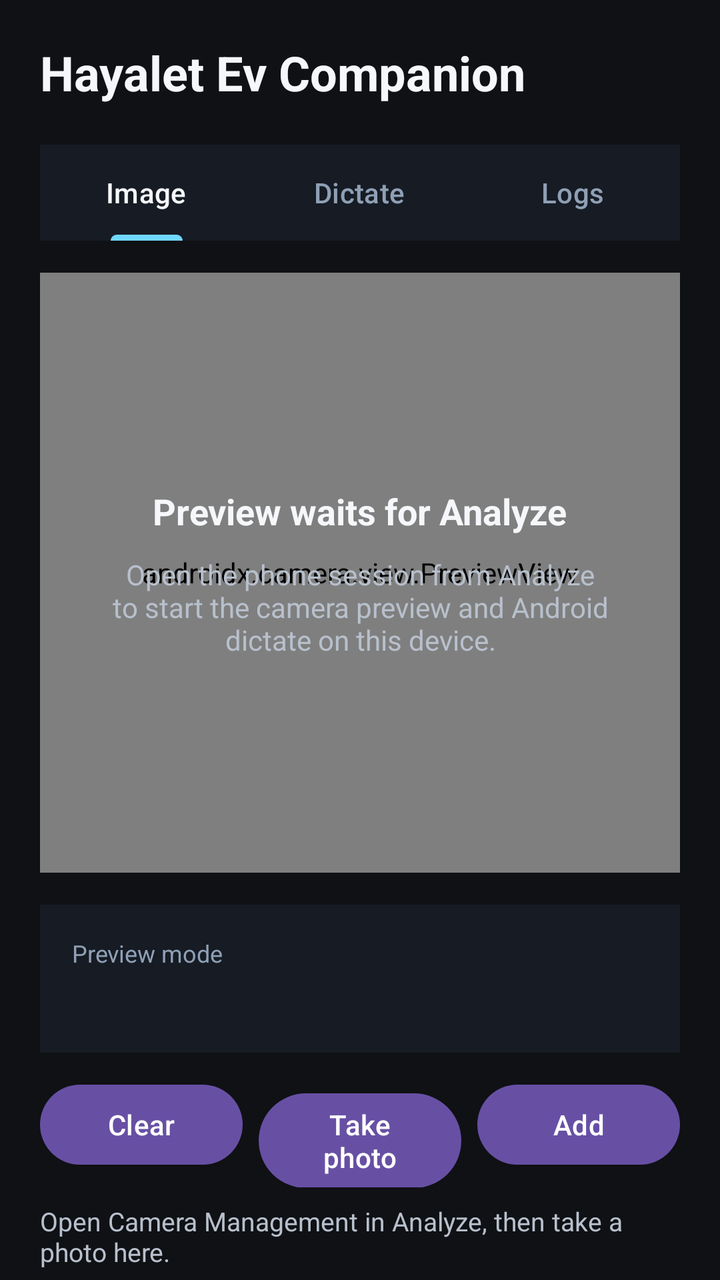
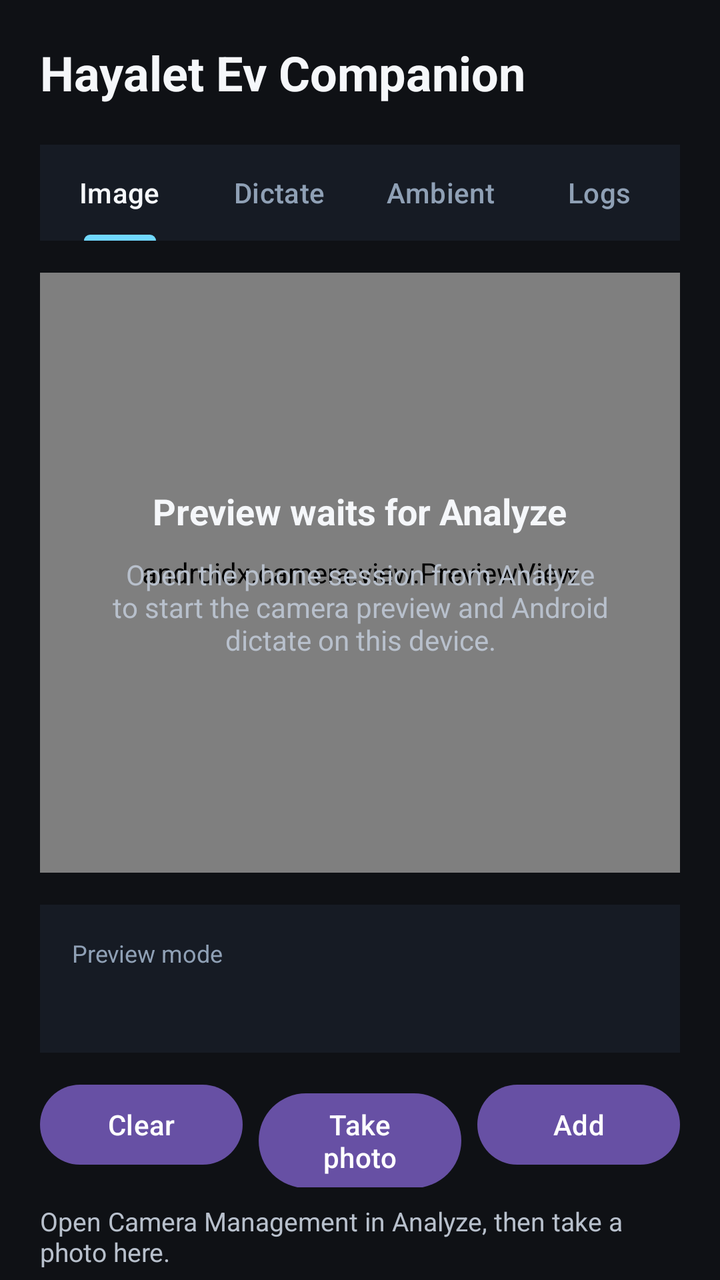

Compare the two renders of this Android layout. The source of the first and the diff that turns it into the second are given below.
<!-- AndroidManifest.xml: application theme Theme.HayaletEvCompanion -->
<!-- res/layout/activity_main.xml -->
<?xml version="1.0" encoding="utf-8"?>
<androidx.core.widget.NestedScrollView xmlns:android="http://schemas.android.com/apk/res/android"
    xmlns:app="http://schemas.android.com/apk/res-auto"
    android:layout_width="match_parent"
    android:layout_height="match_parent"
    android:background="#0F1115"
    android:fillViewport="true">

    <LinearLayout
        android:layout_width="match_parent"
        android:layout_height="wrap_content"
        android:orientation="vertical"
        android:padding="20dp">

        <TextView
            android:id="@+id/titleText"
            android:layout_width="match_parent"
            android:layout_height="wrap_content"
            android:text="@string/app_name"
            android:textColor="#F5F7FA"
            android:textSize="24sp"
            android:textStyle="bold" />

        <TextView
            android:id="@+id/subtitleText"
            android:layout_width="match_parent"
            android:layout_height="wrap_content"
            android:layout_marginTop="8dp"
            android:text="@string/companion_subtitle"
            android:textColor="#B8C0CC"
            android:textSize="14sp"
            android:visibility="gone" />

        <LinearLayout
            android:id="@+id/statusPanel"
            android:layout_width="match_parent"
            android:layout_height="wrap_content"
            android:layout_marginTop="20dp"
            android:background="#161B24"
            android:orientation="vertical"
            android:padding="16dp"
            android:visibility="gone">

            <TextView
                android:id="@+id/statusLabel"
                android:layout_width="wrap_content"
                android:layout_height="wrap_content"
                android:text="@string/status_label"
                android:textColor="#8FA0B5"
                android:textSize="12sp" />

            <TextView
                android:id="@+id/statusValue"
                android:layout_width="wrap_content"
                android:layout_height="wrap_content"
                android:layout_marginTop="4dp"
                android:textColor="#F5F7FA"
                android:textSize="16sp"
                android:textStyle="bold" />

            <TextView
                android:id="@+id/targetLabel"
                android:layout_width="wrap_content"
                android:layout_height="wrap_content"
                android:layout_marginTop="14dp"
                android:text="@string/target_label"
                android:textColor="#8FA0B5"
                android:textSize="12sp" />

            <TextView
                android:id="@+id/targetValue"
                android:layout_width="wrap_content"
                android:layout_height="wrap_content"
                android:layout_marginTop="4dp"
                android:textColor="#F5F7FA"
                android:textSize="16sp"
                android:textStyle="bold" />

            <TextView
                android:id="@+id/permissionsLabel"
                android:layout_width="wrap_content"
                android:layout_height="wrap_content"
                android:layout_marginTop="14dp"
                android:text="@string/permissions_label"
                android:textColor="#8FA0B5"
                android:textSize="12sp" />

            <TextView
                android:id="@+id/permissionsValue"
                android:layout_width="wrap_content"
                android:layout_height="wrap_content"
                android:layout_marginTop="4dp"
                android:textColor="#F5F7FA"
                android:textSize="16sp"
                android:textStyle="bold" />
        </LinearLayout>

        <com.google.android.material.tabs.TabLayout
            android:id="@+id/companionTabs"
            android:layout_width="match_parent"
            android:layout_height="wrap_content"
            android:layout_marginTop="20dp"
            android:background="#161B24"
            app:tabIndicatorColor="#70D8FF"
            app:tabMode="fixed"
            app:tabRippleColor="#26364A"
            app:tabSelectedTextColor="#F5F7FA"
            app:tabTextColor="#8FA0B5">

            <com.google.android.material.tabs.TabItem
                android:layout_width="wrap_content"
                android:layout_height="wrap_content"
                android:text="@string/tab_image" />

            <com.google.android.material.tabs.TabItem
                android:layout_width="wrap_content"
                android:layout_height="wrap_content"
                android:text="@string/tab_dictate" />

            <com.google.android.material.tabs.TabItem
                android:layout_width="wrap_content"
                android:layout_height="wrap_content"
                android:text="@string/tab_logs" />
        </com.google.android.material.tabs.TabLayout>

        <LinearLayout
            android:id="@+id/imageTabPanel"
            android:layout_width="match_parent"
            android:layout_height="wrap_content"
            android:layout_marginTop="16dp"
            android:orientation="vertical">

            <FrameLayout
                android:layout_width="match_parent"
                android:layout_height="300dp"
                android:background="#1A1F29">

                <androidx.camera.view.PreviewView
                    android:id="@+id/cameraPreview"
                    android:layout_width="match_parent"
                    android:layout_height="match_parent"
                    android:background="#1A1F29" />

                <LinearLayout
                    android:id="@+id/previewPlaceholder"
                    android:layout_width="match_parent"
                    android:layout_height="match_parent"
                    android:gravity="center"
                    android:orientation="vertical"
                    android:padding="24dp">

                    <TextView
                        android:layout_width="wrap_content"
                        android:layout_height="wrap_content"
                        android:text="@string/preview_waiting_title"
                        android:textColor="#F5F7FA"
                        android:textSize="18sp"
                        android:textStyle="bold" />

                    <TextView
                        android:layout_width="wrap_content"
                        android:layout_height="wrap_content"
                        android:layout_marginTop="10dp"
                        android:gravity="center"
                        android:text="@string/preview_waiting_body"
                        android:textColor="#B8C0CC"
                        android:textSize="14sp" />
                </LinearLayout>
            </FrameLayout>

            <LinearLayout
                android:id="@+id/imageStatusPanel"
                android:layout_width="match_parent"
                android:layout_height="wrap_content"
                android:layout_marginTop="16dp"
                android:background="#161B24"
                android:orientation="vertical"
                android:padding="16dp">

                <TextView
                    android:id="@+id/previewLabel"
                    android:layout_width="wrap_content"
                    android:layout_height="wrap_content"
                    android:text="@string/preview_label"
                    android:textColor="#8FA0B5"
                    android:textSize="12sp" />

                <TextView
                    android:id="@+id/previewValue"
                    android:layout_width="wrap_content"
                    android:layout_height="wrap_content"
                    android:layout_marginTop="4dp"
                    android:textColor="#F5F7FA"
                    android:textSize="16sp"
                    android:textStyle="bold" />
            </LinearLayout>

            <LinearLayout
                android:id="@+id/imageCaptureActions"
                android:layout_width="match_parent"
                android:layout_height="wrap_content"
                android:layout_marginTop="12dp"
                android:orientation="horizontal">

                <Button
                    android:id="@+id/imageCaptureClearButton"
                    android:layout_width="0dp"
                    android:layout_height="wrap_content"
                    android:layout_weight="1"
                    android:text="@string/image_capture_clear" />

                <Button
                    android:id="@+id/imageCaptureButton"
                    android:layout_width="0dp"
                    android:layout_height="wrap_content"
                    android:layout_marginStart="8dp"
                    android:layout_weight="1"
                    android:text="@string/image_capture_take" />

                <Button
                    android:id="@+id/imageCaptureAddButton"
                    android:layout_width="0dp"
                    android:layout_height="wrap_content"
                    android:layout_marginStart="8dp"
                    android:layout_weight="1"
                    android:text="@string/image_capture_add" />
            </LinearLayout>

            <TextView
                android:id="@+id/imageCaptureFeedbackValue"
                android:layout_width="match_parent"
                android:layout_height="wrap_content"
                android:layout_marginTop="8dp"
                android:text="@string/image_capture_feedback_waiting"
                android:textColor="#B8C0CC"
                android:textSize="13sp" />
        </LinearLayout>

        <LinearLayout
            android:id="@+id/dictateTabPanel"
            android:layout_width="match_parent"
            android:layout_height="wrap_content"
            android:layout_marginTop="16dp"
            android:background="#161B24"
            android:orientation="vertical"
            android:padding="16dp"
            android:visibility="gone">

            <TextView
                android:id="@+id/dictationTitle"
                android:layout_width="match_parent"
                android:layout_height="wrap_content"
                android:text="@string/dictation_title"
                android:textColor="#F5F7FA"
                android:textSize="18sp"
                android:textStyle="bold" />

            <TextView
                android:id="@+id/dictationSubtitle"
                android:layout_width="match_parent"
                android:layout_height="wrap_content"
                android:layout_marginTop="8dp"
                android:text="@string/dictation_subtitle"
                android:textColor="#B8C0CC"
                android:textSize="14sp" />

            <TextView
                android:id="@+id/dictationStatusLabel"
                android:layout_width="wrap_content"
                android:layout_height="wrap_content"
                android:layout_marginTop="18dp"
                android:text="@string/dictation_status_label"
                android:textColor="#8FA0B5"
                android:textSize="12sp" />

            <TextView
                android:id="@+id/dictationStatusValue"
                android:layout_width="match_parent"
                android:layout_height="wrap_content"
                android:layout_marginTop="4dp"
                android:textColor="#F5F7FA"
                android:textSize="18sp"
                android:textStyle="bold" />

            <TextView
                android:id="@+id/dictationDetailLabel"
                android:layout_width="wrap_content"
                android:layout_height="wrap_content"
                android:layout_marginTop="16dp"
                android:text="@string/dictation_detail_label"
                android:textColor="#8FA0B5"
                android:textSize="12sp" />

            <TextView
                android:id="@+id/dictationDetailValue"
                android:layout_width="match_parent"
                android:layout_height="wrap_content"
                android:layout_marginTop="4dp"
                android:textColor="#F5F7FA"
                android:textSize="15sp" />

            <TextView
                android:id="@+id/dictationModelLabel"
                android:layout_width="wrap_content"
                android:layout_height="wrap_content"
                android:layout_marginTop="16dp"
                android:text="@string/dictation_model_label"
                android:textColor="#8FA0B5"
                android:textSize="12sp" />

            <TextView
                android:id="@+id/dictationModelValue"
                android:layout_width="match_parent"
                android:layout_height="wrap_content"
                android:layout_marginTop="4dp"
                android:textColor="#F5F7FA"
                android:textSize="15sp" />

            <TextView
                android:id="@+id/dictationTargetLabel"
                android:layout_width="wrap_content"
                android:layout_height="wrap_content"
                android:layout_marginTop="16dp"
                android:text="@string/target_label"
                android:textColor="#8FA0B5"
                android:textSize="12sp" />

            <TextView
                android:id="@+id/dictationTargetValue"
                android:layout_width="match_parent"
                android:layout_height="wrap_content"
                android:layout_marginTop="4dp"
                android:textColor="#F5F7FA"
                android:textSize="15sp" />

            <TextView
                android:id="@+id/manualDictationTitle"
                android:layout_width="match_parent"
                android:layout_height="wrap_content"
                android:layout_marginTop="24dp"
                android:text="@string/manual_dictation_title"
                android:textColor="#F5F7FA"
                android:textSize="16sp"
                android:textStyle="bold" />

            <TextView
                android:id="@+id/manualDictationBackendLabel"
                android:layout_width="wrap_content"
                android:layout_height="wrap_content"
                android:layout_marginTop="14dp"
                android:text="@string/manual_dictation_backend_label"
                android:textColor="#8FA0B5"
                android:textSize="12sp" />

            <TextView
                android:id="@+id/manualDictationBackendValue"
                android:layout_width="match_parent"
                android:layout_height="wrap_content"
                android:layout_marginTop="6dp"
                android:background="#222A36"
                android:padding="12dp"
                android:text="@string/manual_dictation_backend_vosk"
                android:textColor="#F5F7FA"
                android:textSize="15sp" />

            <Button
                android:id="@+id/manualDictationToggleButton"
                android:layout_width="match_parent"
                android:layout_height="wrap_content"
                android:layout_marginTop="12dp"
                android:text="@string/manual_dictation_start" />

            <TextView
                android:id="@+id/manualDictationTranscriptLabel"
                android:layout_width="wrap_content"
                android:layout_height="wrap_content"
                android:layout_marginTop="14dp"
                android:text="@string/manual_dictation_transcript_label"
                android:textColor="#8FA0B5"
                android:textSize="12sp" />

            <EditText
                android:id="@+id/manualDictationTranscriptValue"
                android:layout_width="match_parent"
                android:layout_height="120dp"
                android:layout_marginTop="6dp"
                android:background="#10141C"
                android:gravity="top|start"
                android:inputType="textMultiLine"
                android:minLines="4"
                android:padding="12dp"
                android:text="@string/manual_dictation_transcript_empty"
                android:textColor="#F5F7FA"
                android:textColorHint="#8FA0B5"
                android:textSize="14sp" />
        </LinearLayout>

        <LinearLayout
            android:id="@+id/logsTabPanel"
            android:layout_width="match_parent"
            android:layout_height="wrap_content"
            android:layout_marginTop="16dp"
            android:orientation="vertical"
            android:visibility="gone">

            <LinearLayout
                android:id="@+id/diagnosticsPanel"
                android:layout_width="match_parent"
                android:layout_height="wrap_content"
                android:background="#161B24"
                android:orientation="vertical"
                android:padding="16dp">

                <TextView
                    android:id="@+id/diagnosticsLabel"
                    android:layout_width="wrap_content"
                    android:layout_height="wrap_content"
                    android:text="@string/diagnostics_label"
                    android:textColor="#8FA0B5"
                    android:textSize="12sp" />

                <TextView
                    android:id="@+id/diagnosticsSummaryValue"
                    android:layout_width="match_parent"
                    android:layout_height="wrap_content"
                    android:layout_marginTop="10dp"
                    android:fontFamily="monospace"
                    android:textColor="#F5F7FA"
                    android:textIsSelectable="true"
                    android:textSize="12sp" />

                <LinearLayout
                    android:layout_width="match_parent"
                    android:layout_height="wrap_content"
                    android:layout_marginTop="14dp"
                    android:orientation="horizontal">

                    <Button
                        android:id="@+id/diagnosticsCopyButton"
                        android:layout_width="0dp"
                        android:layout_height="wrap_content"
                        android:layout_weight="1"
                        android:text="@string/diagnostics_copy" />

                    <Button
                        android:id="@+id/diagnosticsShareButton"
                        android:layout_width="0dp"
                        android:layout_height="wrap_content"
                        android:layout_marginStart="10dp"
                        android:layout_weight="1"
                        android:text="@string/diagnostics_share" />

                    <Button
                        android:id="@+id/diagnosticsClearButton"
                        android:layout_width="0dp"
                        android:layout_height="wrap_content"
                        android:layout_marginStart="10dp"
                        android:layout_weight="1"
                        android:text="@string/diagnostics_clear" />
                </LinearLayout>

                <TextView
                    android:id="@+id/diagnosticsLogsLabel"
                    android:layout_width="wrap_content"
                    android:layout_height="wrap_content"
                    android:layout_marginTop="14dp"
                    android:text="@string/diagnostics_logs_label"
                    android:textColor="#8FA0B5"
                    android:textSize="12sp" />

                <TextView
                    android:id="@+id/diagnosticsLogsValue"
                    android:layout_width="match_parent"
                    android:layout_height="wrap_content"
                    android:layout_marginTop="10dp"
                    android:fontFamily="monospace"
                    android:textColor="#F5F7FA"
                    android:textIsSelectable="true"
                    android:textSize="11sp" />
            </LinearLayout>
        </LinearLayout>
    </LinearLayout>
</androidx.core.widget.NestedScrollView>
<!-- resources referenced by this layout -->
<resources>
  <string name="app_name">Hayalet Ev Companion</string>
  <string name="companion_subtitle">Phone-side camera preview, capture control, and speech bridge for the desktop capture hub.</string>
  <string name="diagnostics_clear">Clear logs</string>
  <string name="diagnostics_copy">Copy logs</string>
  <string name="diagnostics_label">Diagnostics</string>
  <string name="diagnostics_logs_label">Recent logs</string>
  <string name="diagnostics_share">Share logs</string>
  <string name="dictation_detail_label">Current step</string>
  <string name="dictation_model_label">Transcript model</string>
  <string name="dictation_status_label">Dictate status</string>
  <string name="dictation_subtitle">The phone microphone records here, then Vosk transcribes offline on this device before sending text to Analyze.</string>
  <string name="dictation_title">Android dictate</string>
  <string name="image_capture_add">Add</string>
  <string name="image_capture_clear">Clear</string>
  <string name="image_capture_feedback_waiting">Open Camera Management in Analyze, then take a photo here.</string>
  <string name="image_capture_take">Take photo</string>
  <string name="manual_dictation_backend_label">Engine</string>
  <string name="manual_dictation_backend_vosk">Vosk</string>
  <string name="manual_dictation_start">Start recording</string>
  <string name="manual_dictation_title">Manual dictate test</string>
  <string name="manual_dictation_transcript_empty">Transcript text will appear here.</string>
  <string name="manual_dictation_transcript_label">Transcript</string>
  <string name="permissions_label">Permissions</string>
  <string name="preview_label">Preview mode</string>
  <string name="preview_waiting_body">Open the phone session from Analyze to start the camera preview and Android dictate on this device.</string>
  <string name="preview_waiting_title">Preview waits for Analyze</string>
  <string name="status_label">Connection status</string>
  <string name="tab_dictate">Dictate</string>
  <string name="tab_image">Image</string>
  <string name="tab_logs">Logs</string>
  <string name="target_label">Active target</string>
  <style name="Theme.HayaletEvCompanion" parent="Theme.Material3.DayNight.NoActionBar">
          <item name="android:statusBarColor" tools:targetApi="l">#0F1115</item>
          <item name="android:navigationBarColor" tools:targetApi="l">#0F1115</item>
      </style>
</resources>

<!-- the commit's change to res/layout/activity_main.xml (unified diff, before → after) -->
@@ -116,6 +116,11 @@
                 android:layout_width="wrap_content"
                 android:layout_height="wrap_content"
                 android:text="@string/tab_dictate" />
+
+            <com.google.android.material.tabs.TabItem
+                android:layout_width="wrap_content"
+                android:layout_height="wrap_content"
+                android:text="@string/tab_ambient" />
 
             <com.google.android.material.tabs.TabItem
                 android:layout_width="wrap_content"
@@ -396,6 +401,128 @@
         </LinearLayout>
 
         <LinearLayout
+            android:id="@+id/ambientTabPanel"
+            android:layout_width="match_parent"
+            android:layout_height="wrap_content"
+            android:layout_marginTop="16dp"
+            android:background="#161B24"
+            android:orientation="vertical"
+            android:padding="16dp"
+            android:visibility="gone">
+
+            <TextView
+                android:id="@+id/ambientTitle"
+                android:layout_width="match_parent"
+                android:layout_height="wrap_content"
+                android:text="@string/ambient_title"
+                android:textColor="#F5F7FA"
+                android:textSize="18sp"
+                android:textStyle="bold" />
+
+            <TextView
+                android:id="@+id/ambientSubtitle"
+                android:layout_width="match_parent"
+                android:layout_height="wrap_content"
+                android:layout_marginTop="8dp"
+                android:text="@string/ambient_subtitle"
+                android:textColor="#B8C0CC"
+                android:textSize="14sp" />
+
+            <TextView
+                android:id="@+id/ambientMicrophoneLabel"
+                android:layout_width="wrap_content"
+                android:layout_height="wrap_content"
+                android:layout_marginTop="18dp"
+                android:text="@string/ambient_microphone_label"
+                android:textColor="#8FA0B5"
+                android:textSize="12sp" />
+
+            <TextView
+                android:id="@+id/ambientMicrophoneValue"
+                android:layout_width="match_parent"
+                android:layout_height="wrap_content"
+                android:layout_marginTop="4dp"
+                android:textColor="#F5F7FA"
+                android:textSize="18sp"
+                android:textStyle="bold" />
+
+            <TextView
+                android:id="@+id/ambientStatusLabel"
+                android:layout_width="wrap_content"
+                android:layout_height="wrap_content"
+                android:layout_marginTop="16dp"
+                android:text="@string/ambient_status_label"
+                android:textColor="#8FA0B5"
+                android:textSize="12sp" />
+
+            <TextView
+                android:id="@+id/ambientStatusValue"
+                android:layout_width="match_parent"
+                android:layout_height="wrap_content"
+                android:layout_marginTop="4dp"
+                android:textColor="#F5F7FA"
+                android:textSize="18sp"
+                android:textStyle="bold" />
+
+            <TextView
+                android:id="@+id/ambientDetailLabel"
+                android:layout_width="wrap_content"
+                android:layout_height="wrap_content"
+                android:layout_marginTop="16dp"
+                android:text="@string/ambient_detail_label"
+                android:textColor="#8FA0B5"
+                android:textSize="12sp" />
+
+            <TextView
+                android:id="@+id/ambientDetailValue"
+                android:layout_width="match_parent"
+                android:layout_height="wrap_content"
+                android:layout_marginTop="4dp"
+                android:textColor="#F5F7FA"
+                android:textSize="15sp" />
+
+            <TextView
+                android:id="@+id/ambientWakePhraseLabel"
+                android:layout_width="wrap_content"
+                android:layout_height="wrap_content"
+                android:layout_marginTop="16dp"
+                android:text="@string/ambient_wake_phrase_label"
+                android:textColor="#8FA0B5"
+                android:textSize="12sp" />
+
+            <TextView
+                android:id="@+id/ambientWakePhraseValue"
+                android:layout_width="match_parent"
+                android:layout_height="wrap_content"
+                android:layout_marginTop="4dp"
+                android:textColor="#F5F7FA"
+                android:textSize="15sp" />
+
+            <TextView
+                android:id="@+id/ambientHistoryLabel"
+                android:layout_width="wrap_content"
+                android:layout_height="wrap_content"
+                android:layout_marginTop="16dp"
+                android:text="@string/ambient_history_label"
+                android:textColor="#8FA0B5"
+                android:textSize="12sp" />
+
+            <TextView
+                android:id="@+id/ambientHistoryValue"
+                android:layout_width="match_parent"
+                android:layout_height="wrap_content"
+                android:layout_marginTop="6dp"
+                android:background="#10141C"
+                android:fontFamily="monospace"
+                android:minHeight="140dp"
+                android:padding="12dp"
+                android:text="@string/ambient_history_empty"
+                android:textColor="#F5F7FA"
+                android:textIsSelectable="true"
+                android:textSize="12sp" />
+        </LinearLayout>
+
+        <LinearLayout
             android:id="@+id/logsTabPanel"
             android:layout_width="match_parent"
             android:layout_height="wrap_content"
<!-- resource entries referenced after the edit -->
@@ -1,5 +1,13 @@
 <!-- resources referenced by this layout -->
 <resources>
+  <string name="ambient_detail_label">Current step</string>
+  <string name="ambient_history_empty">No ambient events yet.</string>
+  <string name="ambient_history_label">Heard events</string>
+  <string name="ambient_microphone_label">Microphone</string>
+  <string name="ambient_status_label">Listening state</string>
+  <string name="ambient_subtitle">Watch the wake word listener, command capture window, and recognized text from the phone side.</string>
+  <string name="ambient_title">Ambient monitor</string>
+  <string name="ambient_wake_phrase_label">Wake phrase</string>
   <string name="app_name">Hayalet Ev Companion</string>
   <string name="companion_subtitle">Phone-side camera preview, capture control, and speech bridge for the desktop capture hub.</string>
   <string name="diagnostics_clear">Clear logs</string>
@@ -27,6 +35,7 @@
   <string name="preview_waiting_body">Open the phone session from Analyze to start the camera preview and Android dictate on this device.</string>
   <string name="preview_waiting_title">Preview waits for Analyze</string>
   <string name="status_label">Connection status</string>
+  <string name="tab_ambient">Ambient</string>
   <string name="tab_dictate">Dictate</string>
   <string name="tab_image">Image</string>
   <string name="tab_logs">Logs</string>
